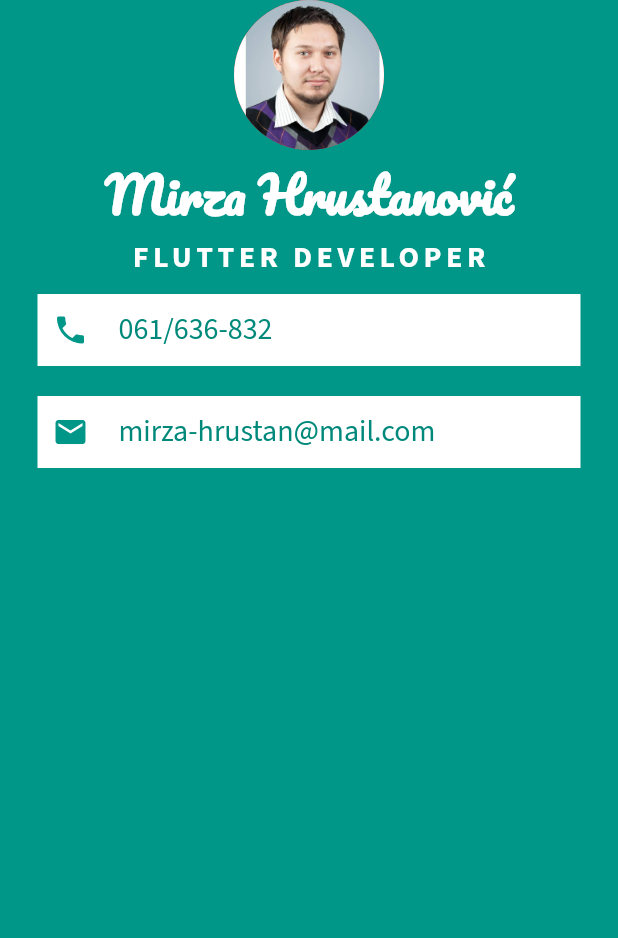
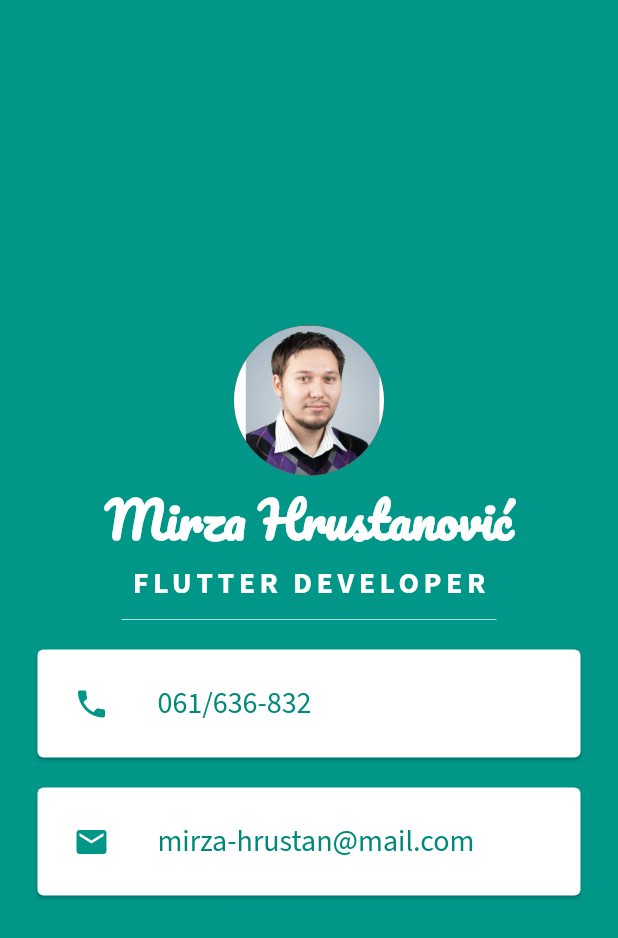
Before and after one commit to mirza-hrustanovic/MyCard, a Flutter app: the screen it shows after launch, on a phone screen of 412 x 824 dp. Shown: the top 938 px of the screen. Run offline on Flutter 3.47's test engine with Material 2 defaults, Android fonts, the phone set to English and light mode, and no system bars.

Commit message:
added sized box and divider as child below icon and two text,something like horiyontal line

```diff
--- a/mi_card/lib/main.dart
+++ b/mi_card/lib/main.dart
@@ -11,91 +11,81 @@ class MyApp extends StatelessWidget {
       backgroundColor: Colors.teal,
       //SafeArea is just widget that we name it like that
       body: SafeArea(
-        child:Column(
-          children:<Widget> [
+        child: Column(
+          mainAxisAlignment: MainAxisAlignment.center,
+          children: <Widget>[
             CircleAvatar(
               radius: 50,
               backgroundColor: Colors.red,
-            backgroundImage:AssetImage("images/profile_n.jpg") ,
+              backgroundImage: AssetImage("images/profile_n.jpg"),
             ),
-            Text("Mirza Hrustanović",
+            Text(
+              "Mirza Hrustanović",
               style: TextStyle(
-                fontFamily:"Pacifico",
+                  fontFamily: "Pacifico",
                   color: Colors.white,
                   fontSize: 33,
-                fontWeight:FontWeight.bold
+                  fontWeight: FontWeight.bold),
             ),
-
-            ),
-            Text("FLUTTER DEVELOPER",
+            Text(
+              "FLUTTER DEVELOPER",
               style: TextStyle(
                   color: Colors.white,
                   fontSize: 20,
-                fontFamily:"Source Sans 3",
-                fontWeight:FontWeight.bold,
-                letterSpacing: 3
+                  fontFamily: "Source Sans 3",
+                  fontWeight: FontWeight.bold,
+                  letterSpacing: 3),
+            ),
+            SizedBox(
+              height: 20,
+              width: 250,
+              //vertical line divider
+              child:Divider(
+                color:Colors.teal.shade100
+              ) ,
+            ),
+            Card(
 
-              ),
-
-            ),
-            Container(
-              color: Colors.white,
-              margin: EdgeInsets.symmetric(vertical: 10,horizontal: 25),
-              padding: EdgeInsets.all(10),
-              child: Row(
-                children:<Widget> [
-                  Icon(
+              margin: EdgeInsets.symmetric(vertical: 10, horizontal: 25),
+              child: Padding(
+                padding: EdgeInsets.all(8),
+                child: ListTile(
+                  leading:Icon(
                     Icons.phone,
                     color: Colors.teal,
-                  ),
-                  SizedBox(
-                    width: 20,
-                  ),
-                  Text("061/636-832",
+                  ) ,
+                  title:Text(
+                    "061/636-832",
                     style: TextStyle(
                         color: Colors.teal.shade600,
                         fontSize: 20,
-                      fontFamily: "Source Sans 3"
+                        fontFamily: "Source Sans 3"),
+                  ) ,
+                )
               ),
+            ),
+            Card(
 
-                  ),
-
-                ],
-
-              ),
-
-
-            ),
-            Container(
-              color: Colors.white,
-              margin: EdgeInsets.symmetric(vertical: 10,horizontal: 25),
-              padding: EdgeInsets.all(10),
-              child: Row(
-                children:<Widget> [
-                  Icon(
+              margin: EdgeInsets.symmetric(vertical: 10, horizontal: 25),
+              child: Padding(
+                padding: EdgeInsets.all(8),
+                child:
+                  ListTile(
+                   leading: Icon(
                      Icons.email,
                      color: Colors.teal,
                    ),
-                  SizedBox(
-                    width: 20,
-                  ),
-                  Text("mirza-hrustan@mail.com",
+                    title:
+                    Text(
+                      "mirza-hrustan@mail.com",
                       style: TextStyle(
                           color: Colors.teal.shade600,
                           fontSize: 20,
-                        fontFamily: "Source Sans 3"
+                          fontFamily: "Source Sans 3"),
                     ),
-
                   ),
-
-                ],
-
               ),
-
-
-            )
-
-
+            ),
           ],
         ),
       ),
```
Lines whose indentation alone changed are shown as unchanged.
